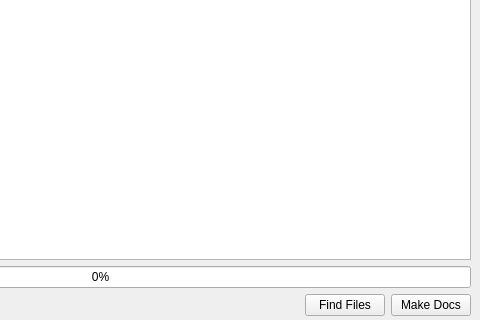
This is QtDesigner/WikiDocGen.ui in opalmer/pyfarm as Qt 5 draws it before an edit; both pictures show x 280 to 760 and y 235 to 555 of the 760 by 555 pixel window. The edited form follows.
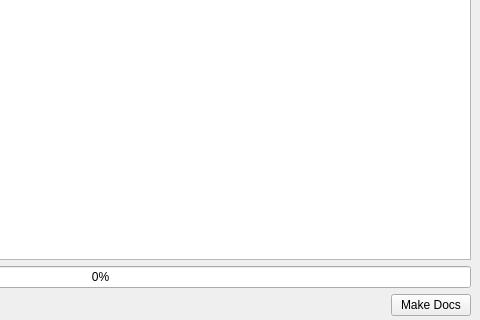
This is the edited form.

Diff of the .ui file:
```diff
--- a/QtDesigner/WikiDocGen.ui
+++ b/QtDesigner/WikiDocGen.ui
@@ -113,13 +113,6 @@
         </property>
        </spacer>
       </item>
-      <item>
-       <widget class="QPushButton" name="findFiles" >
-        <property name="text" >
-         <string>Find Files</string>
-        </property>
-       </widget>
-      </item>
       <item>
        <widget class="QPushButton" name="makeDocs" >
         <property name="text" >
```
Left out of the diff: 3 changed lines with no effect on the pictures.
